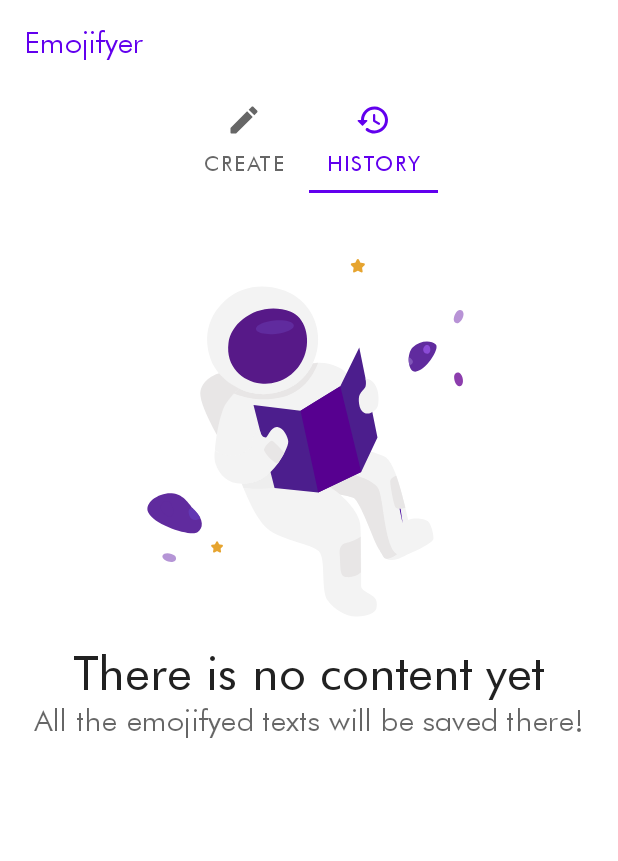
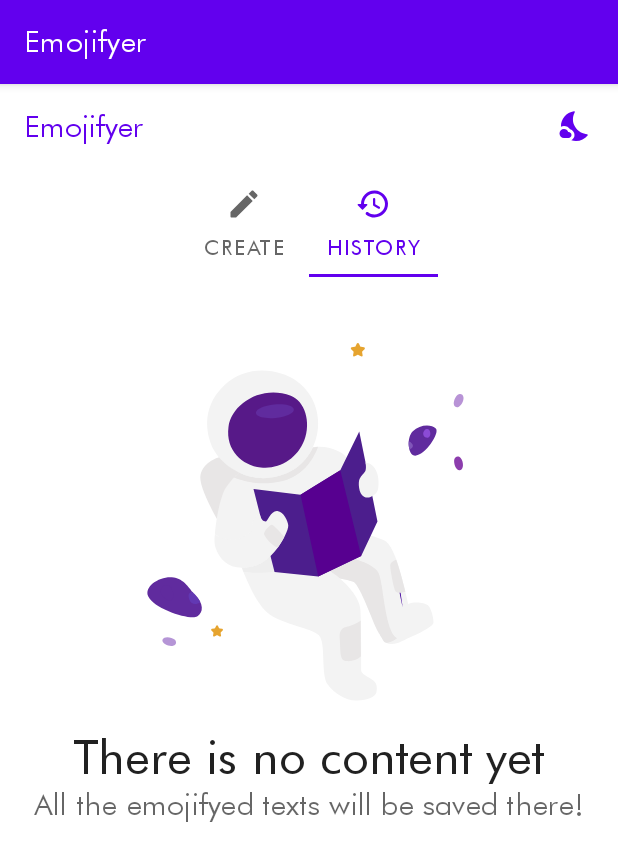
Before and after one commit to kkgosu/Emojify, an Android app: the screen it shows after launch (MainActivity), tab 2 chosen, on a phone screen of 412 x 824 dp. Shown: the top 861 px of the screen. Run offline under Robolectric (Android 15) with nearby library versions, the phone set to English and light mode, and no system bars; our stand-ins replace Dagger/Hilt's generated code, Room's generated code; libraries missing offline, so code that uses them is left out: androidx.hilt.lifecycle, com.hannesdorfmann.adapterdelegates4; network calls fail; 10 statements that could not run were skipped.

Commit message:
added pseudo-theme-changing

```diff
--- /dev/null
+++ b/app/src/main/java/com/kvlg/emojify/domain/AppSettings.kt
@@ -0,0 +1,28 @@
+package com.kvlg.emojify.domain
+
+import android.content.Context
+import android.content.SharedPreferences
+import androidx.core.content.edit
+import androidx.preference.PreferenceManager
+
+/**
+ * @author Konstantin Koval
+ * @since 01.04.2021
+ */
+class AppSettings(
+    context: Context
+) {
+    private var prefs: SharedPreferences = PreferenceManager.getDefaultSharedPreferences(context)
+
+    fun setTheme(isLight: Boolean) {
+        prefs.edit {
+            putBoolean(THEME_PREFS, isLight)
+        }
+    }
+
+    fun isLightTheme(): Boolean = prefs.getBoolean(THEME_PREFS, true)
+
+    companion object {
+        private const val THEME_PREFS = "theme"
+    }
+}
--- /dev/null
+++ b/app/src/main/res/drawable/ic_nights_stay_24.xml
@@ -0,0 +1,13 @@
+<vector xmlns:android="http://schemas.android.com/apk/res/android"
+    android:width="24dp"
+    android:height="24dp"
+    android:viewportWidth="24"
+    android:viewportHeight="24"
+    android:tint="?attr/colorControlNormal">
+  <path
+      android:fillColor="?attr/colorControlNormal"
+      android:pathData="M11.1,12.08c-2,-3.88 -0.92,-7.36 0.07,-9.27c0.19,-0.36 -0.12,-0.77 -0.53,-0.72C5.62,2.77 1.78,7.16 1.99,12.41c0.01,0 0.01,0 0.01,0.01C2.62,12.15 3.29,12 4,12c1.66,0 3.18,0.83 4.1,2.15C9.77,14.63 11,16.17 11,18c0,1.52 -0.87,2.83 -2.12,3.51c0.98,0.32 2.03,0.5 3.11,0.5c3.13,0 5.92,-1.44 7.76,-3.69c0.26,-0.32 0.04,-0.79 -0.37,-0.82C16.89,17.37 13.1,15.97 11.1,12.08z"/>
+  <path
+      android:fillColor="?attr/colorControlNormal"
+      android:pathData="M7,16l-0.18,0C6.4,14.84 5.3,14 4,14c-1.66,0 -3,1.34 -3,3s1.34,3 3,3c0.62,0 2.49,0 3,0c1.1,0 2,-0.9 2,-2C9,16.9 8.1,16 7,16z"/>
+</vector>
--- a/app/src/main/res/layout/activity_main.xml
+++ b/app/src/main/res/layout/activity_main.xml
@@ -11,9 +11,14 @@
         android:id="@+id/appbar"
         android:layout_width="match_parent"
         android:layout_height="wrap_content"
-        android:background="@color/white"
+        android:background="?attr/colorPrimaryVariant"
         android:theme="@style/Theme.Emojify.AppBarOverlay"
         app:elevation="0dp">
+
+        <androidx.constraintlayout.widget.ConstraintLayout
+            android:layout_width="match_parent"
+            android:layout_height="wrap_content"
+            android:minHeight="?actionBarSize">
 
             <TextView
                 android:id="@+id/title"
@@ -24,13 +29,33 @@
                 android:padding="@dimen/appbar_padding"
                 android:text="@string/app_name"
                 android:textAppearance="@style/TextAppearance.Widget.AppCompat.Toolbar.Title"
-            android:textColor="@color/purple_500" />
+                android:textColor="@color/purple_500"
+                app:layout_constraintStart_toStartOf="parent"
+                app:layout_constraintTop_toTopOf="parent" />
+
+            <ImageView
+                android:id="@+id/change_theme_button"
+                android:layout_width="wrap_content"
+                android:layout_height="wrap_content"
+                android:background="?attr/selectableItemBackgroundBorderless"
+                android:padding="16dp"
+                android:src="@drawable/ic_nights_stay_24"
+                app:layout_constraintEnd_toEndOf="parent"
+                app:layout_constraintTop_toTopOf="@id/title"
+                app:tint="?attr/colorPrimary" />
+
+            <ImageView
+                android:id="@+id/hidden_image_view"
+                android:layout_width="match_parent"
+                android:layout_height="match_parent"
+                android:visibility="gone" />
 
             <com.google.android.material.tabs.TabLayout
                 android:id="@+id/tabs"
                 android:layout_width="match_parent"
                 android:layout_height="wrap_content"
                 android:background="@color/white"
+                app:layout_constraintTop_toBottomOf="@id/title"
                 app:tabGravity="center"
                 app:tabIndicatorColor="@color/purple_500"
                 app:tabMode="fixed">
@@ -48,13 +73,14 @@
                     android:text="@string/tab_text_2" />
 
             </com.google.android.material.tabs.TabLayout>
-
+        </androidx.constraintlayout.widget.ConstraintLayout>
     </com.google.android.material.appbar.AppBarLayout>
 
     <androidx.viewpager.widget.ViewPager
         android:id="@+id/view_pager"
         android:layout_width="match_parent"
         android:layout_height="match_parent"
+        android:background="?attr/colorPrimaryVariant"
         app:layout_behavior="@string/appbar_scrolling_view_behavior" />
 
 </androidx.coordinatorlayout.widget.CoordinatorLayout>
--- a/app/src/main/res/layout/fragment_create.xml
+++ b/app/src/main/res/layout/fragment_create.xml
@@ -23,7 +23,7 @@
         android:id="@+id/button_panel"
         android:layout_width="match_parent"
         android:layout_height="0dp"
-        android:background="@color/white"
+        android:background="?attr/colorPrimaryVariant"
         app:layout_constraintBottom_toBottomOf="parent"
         app:layout_constraintTop_toBottomOf="@id/input_text" />
 
--- a/app/src/main/res/values-night/themes.xml
+++ b/app/src/main/res/values-night/themes.xml
@@ -1,9 +1,9 @@
 <resources xmlns:tools="http://schemas.android.com/tools">
     <!-- Base application theme. -->
-    <style name="Theme.Emojify" parent="Theme.MaterialComponents.DayNight.DarkActionBar">
+    <style name="Theme.Emojify.Night" parent="Theme.MaterialComponents.DayNight.DarkActionBar">
         <!-- Primary brand color. -->
         <item name="colorPrimary">@color/purple_500</item>
-        <item name="colorPrimaryVariant">@color/white</item>
+        <item name="colorPrimaryVariant">@color/black</item>
         <item name="colorOnPrimary">@color/purple_500</item>
         <item name="colorAccent">?attr/colorPrimary</item>
         <!-- Secondary brand color. -->
```
Also changed, not shown: app/src/main/java/com/kvlg/emojify/MainActivity.kt (+98 -0 lines), app/src/main/res/values/themes.xml (+7 -0 lines). Lines whose indentation alone changed are shown as unchanged.
